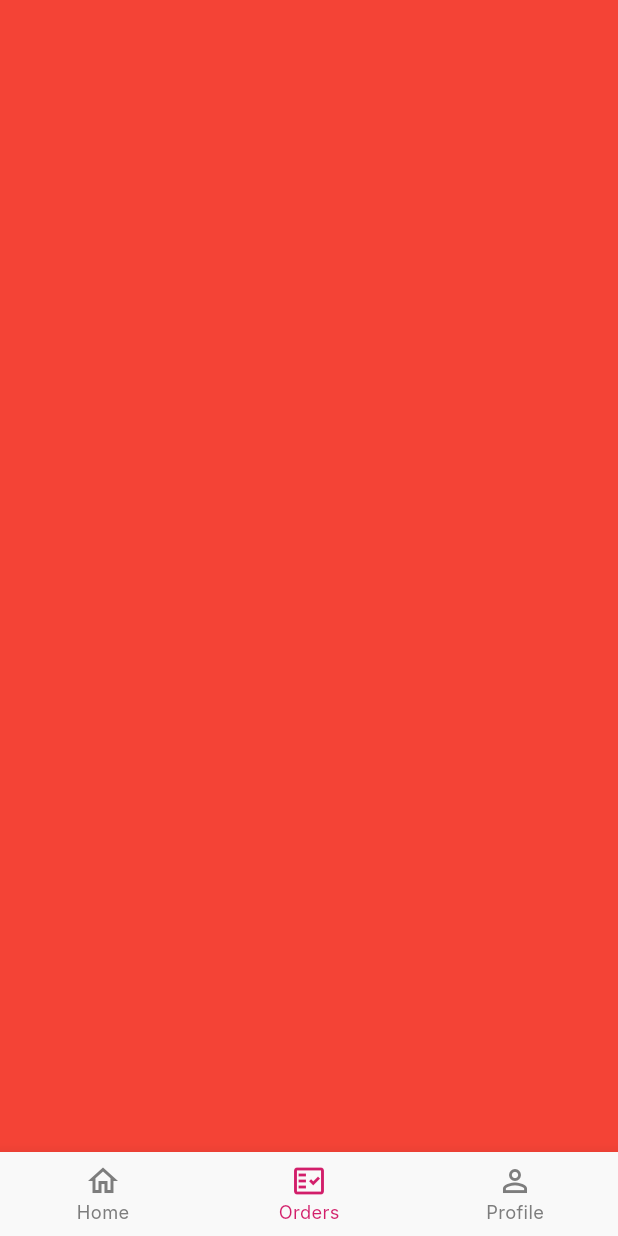
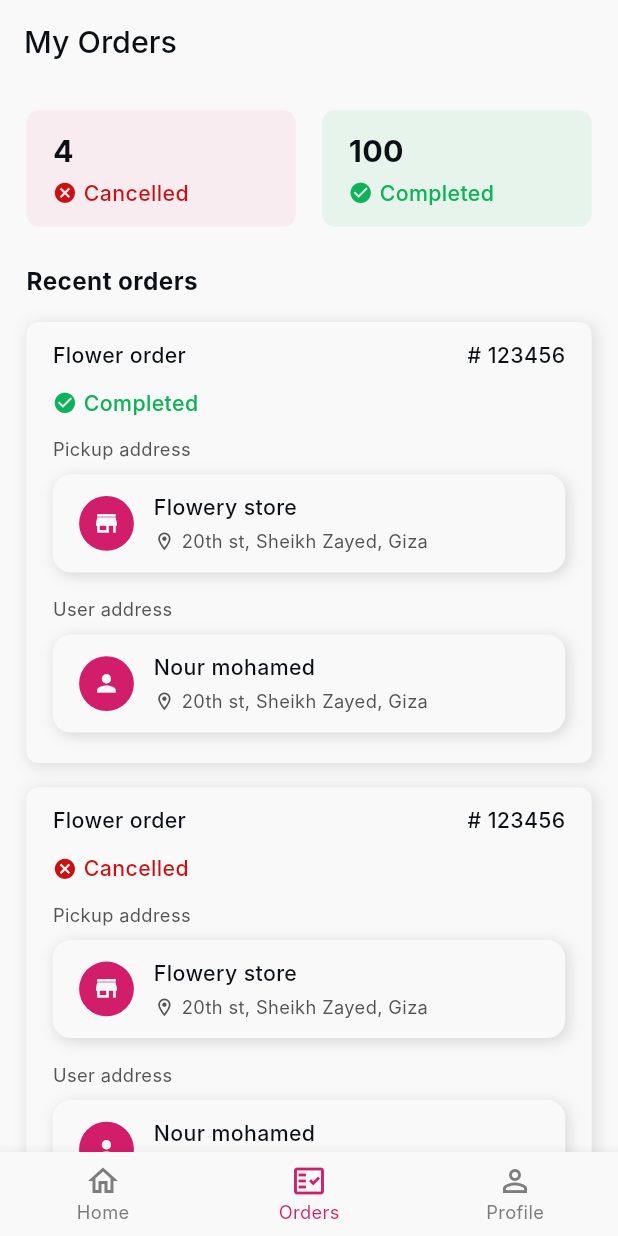
Before and after one commit to team-4-elevate/flowery_rider, a Flutter app: the LayoutScreen screen opened by its route, item 2 of the bottom bar chosen, on a phone screen of 412 x 824 dp. Run offline on Flutter 3.47's test engine with Material 3 defaults, Android fonts, the phone set to English and light mode, and no system bars; our stand-ins replace bloc, cached_network_image, dio, easy_localization, either_dart, equatable and 19 more; missing offline and left inert: otp_resend_timer; accounts and stored records are empty; generated files the repository leaves out were written again; Roboto replaces fonts that are missing (Inter).

Commit message:
feat(orders):Done UI

```diff
--- a/lib/core/routes/app_router.dart
+++ b/lib/core/routes/app_router.dart
@@ -1,3 +1,5 @@
+// core/routes/app_router.dart
+import 'package:flowery_rider/core/app_data/shared_models/orders/driver_order_model.dart';
 import 'package:flowery_rider/core/di/injectable.dart';
 import 'package:flowery_rider/application_approved_page.dart';
 import 'package:flowery_rider/core/routes/routes.dart';
@@ -11,6 +13,8 @@ import 'package:flowery_rider/features/forget_password/presentation/pages/forget
     show ForgetPasswordPage;
 import 'package:flowery_rider/features/forget_password/presentation/pages/pin_code_page.dart';
 import 'package:flowery_rider/features/forget_password/presentation/pages/reset_password_page.dart';
+import 'package:flowery_rider/features/order_details/presentation/order_details_page/order_details_page.dart';
+import 'package:flowery_rider/features/orders/presentation/pages/orders_screen.dart';
 import 'package:flowery_rider/features/success-screen/order_success.dart';
 
 import 'package:flowery_rider/features/main_layout/cubit/layout_cubit.dart';
@@ -97,6 +101,11 @@ Route<dynamic>? generateRoute(RouteSettings settings) {
           return OrderDetailsPage(order: args);
         },
       );
+    case Routes.ordersScreen:
+     return MaterialPageRoute(
+        settings: settings,
+        builder: (_) => OrdersScreen(),
+      );
     default:
       return MaterialPageRoute(
         settings: settings,
--- a/lib/core/routes/routes.dart
+++ b/lib/core/routes/routes.dart
@@ -4,19 +4,16 @@ class Routes {
   static const String signup = '/signup';
   static const String forgetPassword = '/forget_password-password';
   static const String onboarding = '/onboarding';
-  // static const String homeLayout = '/homeLayout';
   static const String pinCode = '/pin-code';
   static const String resetPassword = '/reset-password';
   static const String profile = '/profile';
   static const String profileResetPassword = '/profile-reset-password';
   static const String splash = '/splash';
-  // static const String home = '/home';
   static const String applicationApproved = '/application-approved';
   static const String successApply = '/success-apply';
   static const String apply = '/apply';
   static const String successorder = '/successorder';
-  static const String successApply = '/success-apply';
-  static const String apply = '/apply';
   static const String layoutScreen = '/layout-screen';
   static const String orderDetails = '/order_details';
+  static const String ordersScreen = '/orders-screen';
 }
--- a/lib/features/main_layout/screen/layout_screen.dart
+++ b/lib/features/main_layout/screen/layout_screen.dart
@@ -1,9 +1,11 @@
+// features/main_layout/screen/layout_screen.dart
 import 'package:flowery_rider/core/di/injectable.dart';
 import 'package:flowery_rider/features/Home_layout/presentation/cubit/home_cubit.dart';
 import 'package:flowery_rider/features/Home_layout/presentation/page/home_screen.dart';
 import 'package:flowery_rider/features/main_layout/cubit/layout_cubit.dart';
 import 'package:flowery_rider/features/main_layout/cubit/layout_state.dart';
 import 'package:flowery_rider/features/order_details/presentation/order_details_page/order_details_page.dart';
+import 'package:flowery_rider/features/orders/presentation/pages/orders_screen.dart';
 import 'package:flutter/material.dart';
 import 'package:flutter_bloc/flutter_bloc.dart';
 
@@ -18,7 +20,7 @@ class _LayoutScreenState extends State<LayoutScreen> {
   final List<Widget> _screens = [
     BlocProvider(
         create: (context) => getIt<HomeCubit>(), child: const HomeScreen()),
-    const Scaffold(backgroundColor: Colors.red,),
+    const OrdersScreen(),
     const Center(child: Text('Profile Screen')),
   ];
 
--- /dev/null
+++ b/lib/features/orders/presentation/pages/orders_screen.dart
@@ -0,0 +1,73 @@
+// features/orders/presentation/pages/orders_screen.dart
+import 'package:flowery_rider/core/theme/app_colors.dart';
+import 'package:flowery_rider/core/theme/app_styles.dart';
+import 'package:flowery_rider/features/orders/presentation/widgets/order_card.dart';
+import 'package:flowery_rider/features/orders/presentation/widgets/summary_card.dart';
+import 'package:flutter/material.dart';
+import 'package:flutter_screenutil/flutter_screenutil.dart';
+
+class OrdersScreen extends StatelessWidget {
+  const OrdersScreen({super.key});
+
+  @override
+  Widget build(BuildContext context) {
+    return PopScope(
+      canPop: false,
+      child: Scaffold(
+        appBar: AppBar(
+          title: const Text('My Orders'),
+          automaticallyImplyLeading: false,
+        ),
+        body: SingleChildScrollView(
+          padding: EdgeInsets.all(16.w),
+          child: Column(
+            crossAxisAlignment: CrossAxisAlignment.start,
+            children: [
+              //-------------------------------------------------summary cards
+              Row(
+                children: [
+                  Expanded(
+                    child: SummaryCard(
+                      count: 4,
+                      status: 'Cancelled',
+                      statusIcon: Icons.cancel,
+                      statusColor: AppColors.error,
+                      backgroundColor: AppColors.lightPink,
+                    ),
+                  ),
+                  SizedBox(width: 16.w),
+                  Expanded(
+                    child: SummaryCard(
+                      count: 100,
+                      status: 'Completed',
+                      statusIcon: Icons.check_circle,
+                      statusColor: AppColors.success,
+                      backgroundColor: AppColors.success.withAlpha(20),
+                    ),
+                  ),
+                ],
+              ),
+              SizedBox(height: 24.h),
+              //-------------------------------------------------recent orders
+              Text(
+                'Recent orders',
+                style: getBoldStyle(color: AppColors.black, fontSize: 16.sp),
+              ),
+              SizedBox(height: 16.h),
+              OrderCard(
+                orderNumber: '123456',
+                status: 'Completed',
+                isCompleted: true,
+              ),
+              OrderCard(
+                orderNumber: '123456',
+                status: 'Cancelled',
+                isCompleted: false,
+              ),
+            ],
+          ),
+        ),
+      ),
+    );
+  }
+}
--- /dev/null
+++ b/lib/features/orders/presentation/widgets/completed_orders_details.dart
@@ -0,0 +1,11 @@
+// features/orders/presentation/widgets/completed_orders_details.dart
+import 'package:flutter/material.dart';
+
+class CompletedOrdersDetails extends StatelessWidget {
+  const CompletedOrdersDetails({super.key});
+
+  @override
+  Widget build(BuildContext context) {
+    return const Placeholder();
+  }
+}
--- /dev/null
+++ b/lib/features/orders/presentation/widgets/order_card.dart
@@ -0,0 +1,114 @@
+// features/orders/presentation/widgets/order_card.dart
+import 'package:flowery_rider/core/common/widgets/address_card.dart';
+import 'package:flowery_rider/core/theme/app_colors.dart';
+import 'package:flowery_rider/core/theme/app_styles.dart';
+import 'package:flutter/material.dart';
+import 'package:flutter_screenutil/flutter_screenutil.dart';
+
+class OrderCard extends StatelessWidget {
+  final String orderNumber;
+  final String status;
+  final bool isCompleted;
+
+  const OrderCard({
+    super.key,
+    required this.orderNumber,
+    required this.status,
+    required this.isCompleted,
+  });
+
+  @override
+  Widget build(BuildContext context) {
+    return Container(
+      margin: EdgeInsets.only(bottom: 16.h),
+      decoration: BoxDecoration(
+        color: AppColors.white,
+        borderRadius: BorderRadius.circular(8.r),
+        boxShadow: [
+          BoxShadow(
+            color: AppColors.grey.withAlpha(40),
+            blurRadius: 8,
+            spreadRadius: 1,
+            offset: const Offset(2, 2),
+          ),
+        ],
+      ),
+      child: Column(
+        crossAxisAlignment: CrossAxisAlignment.start,
+        children: [
+          Padding(
+            padding: EdgeInsets.symmetric(horizontal: 16.w, vertical: 12.h),
+            child: Row(
+              mainAxisAlignment: MainAxisAlignment.spaceBetween,
+              children: [
+                Text(
+                  'Flower order',
+                  style:
+                      getMediumStyle(color: AppColors.black, fontSize: 14.sp),
+                ),
+                Text(
+                  '# $orderNumber',
+                  style:
+                      getMediumStyle(color: AppColors.black, fontSize: 14.sp),
+                ),
+              ],
+            ),
+          ),
+          Padding(
+            padding: EdgeInsets.symmetric(horizontal: 16.w),
+            child: Row(
+              children: [
+                Icon(
+                  isCompleted ? Icons.check_circle : Icons.cancel,
+                  color: isCompleted ? AppColors.success : AppColors.error,
+                  size: 16.sp,
+                ),
+                SizedBox(width: 4.w),
+                Text(
+                  status,
+                  style: getMediumStyle(
+                    color: isCompleted ? AppColors.success : AppColors.error,
+                    fontSize: 14.sp,
+                  ),
+                ),
+              ],
+            ),
+          ),
+          SizedBox(height: 12.h),
+          Padding(
+            padding: EdgeInsets.symmetric(horizontal: 16.w),
+            child: Column(
+              crossAxisAlignment: CrossAxisAlignment.start,
+              children: [
+                Text(
+                  'Pickup address',
+                  style:
+                      getRegularStyle(color: AppColors.grey, fontSize: 12.sp),
+                ),
+                SizedBox(height: 8.h),
+                AddressCard(
+                  title: 'Flowery store',
+                  address: '20th st, Sheikh Zayed, Giza',
+                  icon: Icons.store,
+                ),
+                SizedBox(height: 16.h),
+                Text(
+                  'User address',
+                  style:
+                      getRegularStyle(color: AppColors.grey, fontSize: 12.sp),
+                ),
+                SizedBox(height: 8.h),
+                AddressCard(
+                  title: 'Nour mohamed',
+                  address: '20th st, Sheikh Zayed, Giza',
+                  icon: Icons.person,
+                ),
+              ],
+            ),
+          ),
+          SizedBox(height: 20.h),
+        ],
+      ),
+    );
+  }
+}
--- /dev/null
+++ b/lib/features/orders/presentation/widgets/summary_card.dart
@@ -0,0 +1,55 @@
+// features/orders/presentation/widgets/summary_card.dart
+import 'package:flowery_rider/core/theme/app_colors.dart';
+import 'package:flowery_rider/core/theme/app_styles.dart';
+import 'package:flutter/material.dart';
+import 'package:flutter_screenutil/flutter_screenutil.dart';
+
+class SummaryCard extends StatelessWidget {
+  final int count;
+  final String status;
+  final IconData statusIcon;
+  final Color statusColor;
+  final Color backgroundColor;
+
+  const SummaryCard({
+    super.key,
+    required this.count,
+    required this.status,
+    required this.statusIcon,
+    required this.statusColor,
+    required this.backgroundColor,
+  });
+
+  @override
+  Widget build(BuildContext context) {
+    return Container(
+      padding: EdgeInsets.symmetric(vertical: 12.h, horizontal: 16.w),
+      decoration: BoxDecoration(
+        color: backgroundColor,
+        borderRadius: BorderRadius.circular(8.r),
+      ),
+      child: Column(
+        crossAxisAlignment: CrossAxisAlignment.start,
+        mainAxisSize: MainAxisSize.min,
+        children: [
+          Text(
+            count.toString(),
+            style: getBoldStyle(color: AppColors.black, fontSize: 20.sp),
+          ),
+          SizedBox(height: 4.h),
+          Row(
+            children: [
+              Icon(statusIcon, color: statusColor, size: 16.sp),
+              SizedBox(width: 4.w),
+              Text(
+                status,
+                style: getMediumStyle(color: statusColor, fontSize: 14.sp),
+              ),
+            ],
+          ),
+
+        ],
+      ),
+    );
+  }
+}
--- a/lib/main.dart
+++ b/lib/main.dart
@@ -1,3 +1,4 @@
+// main.dart
 import 'dart:async';
 import 'dart:isolate';
 import 'dart:ui';
@@ -55,7 +56,7 @@ class FloweryRider extends StatelessWidget {
         debugShowCheckedModeBanner: false,
         navigatorObservers: [getIt<AppNavigatorObserver>()],
         //initialRoute: Routes.login,
-        initialRoute: Routes.successorder,
+       // initialRoute: Routes.successorder,
 
         initialRoute: context.read<AppCubit>().state.isLoggedIn
             ? Routes.layoutScreen
```
Also changed, not shown: lib/core/di/injectable.config.dart (added).
